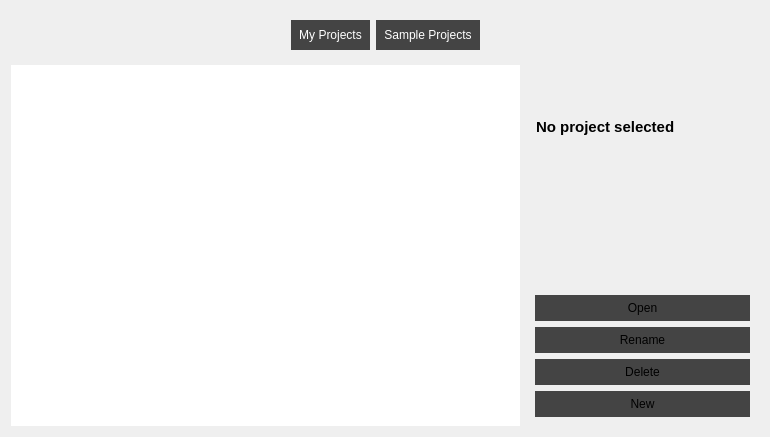
First picture: the form in src/widgets/projectmanager.ui, repository jahshaka/Studio, before the edit.
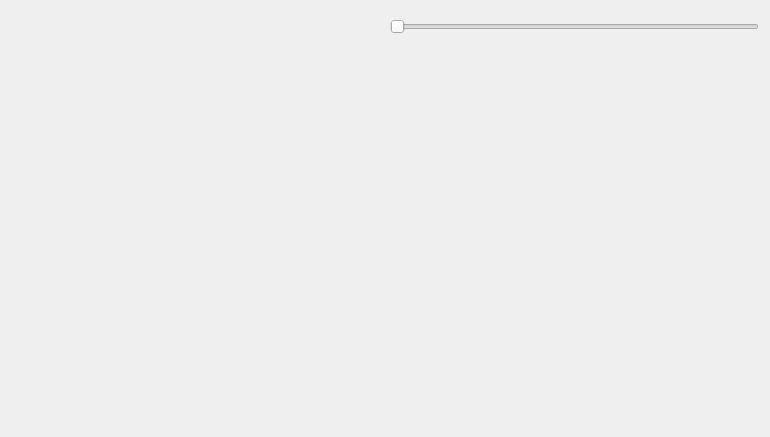
Second picture: the form after the edit. The open tabs and pages were chosen to show the change.

Diff of the .ui file:
```diff
--- a/src/widgets/projectmanager.ui
+++ b/src/widgets/projectmanager.ui
@@ -76,9 +76,39 @@
 }</string>
   </property>
   <layout class="QGridLayout" name="gridLayout">
-   <item row="0" column="0" colspan="2">
-    <widget class="QWidget" name="top" native="true">
+   <item row="0" column="0">
+    <widget class="QWidget" name="widget" native="true">
+     <property name="sizePolicy">
+      <sizepolicy hsizetype="Preferred" vsizetype="Fixed">
+       <horstretch>0</horstretch>
+       <verstretch>0</verstretch>
+      </sizepolicy>
+     </property>
+     <property name="minimumSize">
+      <size>
+       <width>0</width>
+       <height>32</height>
+      </size>
+     </property>
+     <property name="maximumSize">
+      <size>
+       <width>16777215</width>
+       <height>32</height>
+      </size>
+     </property>
      <layout class="QHBoxLayout" name="horizontalLayout">
+      <property name="leftMargin">
+       <number>0</number>
+      </property>
+      <property name="topMargin">
+       <number>0</number>
+      </property>
+      <property name="rightMargin">
+       <number>0</number>
+      </property>
+      <property name="bottomMargin">
+       <number>0</number>
+      </property>
       <item>
        <spacer name="horizontalSpacer">
         <property name="orientation">
@@ -86,209 +116,70 @@
         </property>
         <property name="sizeHint" stdset="0">
          <size>
-          <width>40</width>
+          <width>379</width>
           <height>20</height>
          </size>
         </property>
        </spacer>
       </item>
       <item>
-       <widget class="QPushButton" name="projects">
-        <property name="text">
-         <string>My Projects</string>
-        </property>
-       </widget>
-      </item>
-      <item>
-       <widget class="QPushButton" name="samples">
-        <property name="text">
-         <string>Sample Projects</string>
-        </property>
-       </widget>
-      </item>
-      <item>
-       <spacer name="horizontalSpacer_2">
+       <widget class="QSlider" name="horizontalSlider">
         <property name="orientation">
          <enum>Qt::Horizontal</enum>
         </property>
-        <property name="sizeHint" stdset="0">
-         <size>
-          <width>40</width>
-          <height>20</height>
-         </size>
-        </property>
-       </spacer>
+       </widget>
       </item>
      </layout>
     </widget>
    </item>
    <item row="1" column="0">
-    <widget class="QStackedWidget" name="stackedWidget">
-     <property name="currentIndex">
-      <number>0</number>
-     </property>
-     <widget class="QWidget" name="page">
-      <layout class="QGridLayout" name="gridLayout_2">
-       <property name="leftMargin">
-        <number>0</number>
-       </property>
-       <property name="topMargin">
-        <number>0</number>
-       </property>
-       <property name="rightMargin">
-        <number>0</number>
-       </property>
-       <property name="bottomMargin">
-        <number>0</number>
-       </property>
-       <property name="spacing">
-        <number>0</number>
-       </property>
-       <item row="0" column="1">
-        <widget class="QWidget" name="pmcont" native="true"/>
-       </item>
-      </layout>
-     </widget>
-     <widget class="QWidget" name="page_3">
-      <widget class="QListWidget" name="listWidget">
-       <property name="geometry">
-        <rect>
-         <x>220</x>
-         <y>200</y>
-         <width>256</width>
-         <height>192</height>
-        </rect>
-       </property>
-      </widget>
-     </widget>
-     <widget class="QWidget" name="page_2">
-      <layout class="QGridLayout" name="gridLayout_3">
-       <property name="leftMargin">
-        <number>0</number>
-       </property>
-       <property name="topMargin">
-        <number>0</number>
-       </property>
-       <property name="rightMargin">
-        <number>0</number>
-       </property>
-       <property name="bottomMargin">
-        <number>0</number>
-       </property>
-       <property name="spacing">
-        <number>0</number>
-       </property>
-       <item row="0" column="0">
-        <widget class="QListWidget" name="listWidget_2">
-         <property name="sizePolicy">
-          <sizepolicy hsizetype="Expanding" vsizetype="Expanding">
-           <horstretch>3</horstretch>
-           <verstretch>0</verstretch>
-          </sizepolicy>
-         </property>
-         <property name="frameShape">
-          <enum>QFrame::NoFrame</enum>
-         </property>
-         <property name="frameShadow">
-          <enum>QFrame::Plain</enum>
-         </property>
-         <property name="lineWidth">
-          <number>0</number>
-         </property>
-         <property name="iconSize">
-          <size>
-           <width>256</width>
-           <height>120</height>
-          </size>
-         </property>
-         <property name="spacing">
-          <number>0</number>
-         </property>
-         <property name="viewMode">
-          <enum>QListView::IconMode</enum>
-         </property>
-        </widget>
-       </item>
-      </layout>
-     </widget>
-    </widget>
+    <widget class="QWidget" name="pmcont" native="true"/>
    </item>
-   <item row="1" column="1">
-    <widget class="QWidget" name="controls" native="true">
+   <item row="2" column="0">
+    <widget class="QWidget" name="widget_2" native="true">
      <property name="sizePolicy">
-      <sizepolicy hsizetype="Fixed" vsizetype="Preferred">
+      <sizepolicy hsizetype="Preferred" vsizetype="Fixed">
        <horstretch>0</horstretch>
        <verstretch>0</verstretch>
       </sizepolicy>
      </property>
      <property name="minimumSize">
       <size>
-       <width>233</width>
-       <height>0</height>
+       <width>0</width>
+       <height>32</height>
       </size>
      </property>
-     <layout class="QVBoxLayout" name="verticalLayout">
+     <property name="maximumSize">
+      <size>
+       <width>16777215</width>
+       <height>32</height>
+      </size>
+     </property>
+     <layout class="QHBoxLayout" name="horizontalLayout_2">
+      <property name="leftMargin">
+       <number>0</number>
+      </property>
+      <property name="topMargin">
+       <number>0</number>
+      </property>
+      <property name="rightMargin">
+       <number>0</number>
+      </property>
+      <property name="bottomMargin">
+       <number>0</number>
+      </property>
       <item>
-       <widget class="QLabel" name="name">
-        <property name="font">
-         <font>
-          <pointsize>11</pointsize>
-          <weight>75</weight>
-          <bold>true</bold>
-         </font>
+       <spacer name="horizontalSpacer_2">
+        <property name="orientation">
+         <enum>Qt::Horizontal</enum>
         </property>
-        <property name="text">
-         <string>No project selected</string>
+        <property name="sizeHint" stdset="0">
+         <size>
+          <width>379</width>
+          <height>20</height>
+         </size>
         </property>
-        <property name="indent">
-         <number>1</number>
-        </property>
-       </widget>
-      </item>
-      <item>
-       <layout class="QGridLayout" name="gridLayout_5">
-        <property name="leftMargin">
-         <number>4</number>
-        </property>
-        <property name="rightMargin">
-         <number>4</number>
-        </property>
-        <item row="0" column="0">
-         <widget class="QLabel" name="preview">
-          <property name="scaledContents">
-           <bool>true</bool>
-          </property>
-         </widget>
-        </item>
-       </layout>
-      </item>
-      <item>
-       <widget class="QPushButton" name="openProject">
-        <property name="text">
-         <string>Open</string>
-        </property>
-       </widget>
-      </item>
-      <item>
-       <widget class="QPushButton" name="renameButton">
-        <property name="text">
-         <string>Rename</string>
-        </property>
-       </widget>
-      </item>
-      <item>
-       <widget class="QPushButton" name="deleteProject">
-        <property name="text">
-         <string>Delete</string>
-        </property>
-       </widget>
-      </item>
-      <item>
-       <widget class="QPushButton" name="newProject">
-        <property name="text">
-         <string>          New          </string>
-        </property>
-       </widget>
+       </spacer>
       </item>
      </layout>
      <zorder>openProject</zorder>
```
Left out of the diff: 5 changed lines with no effect on the pictures.
